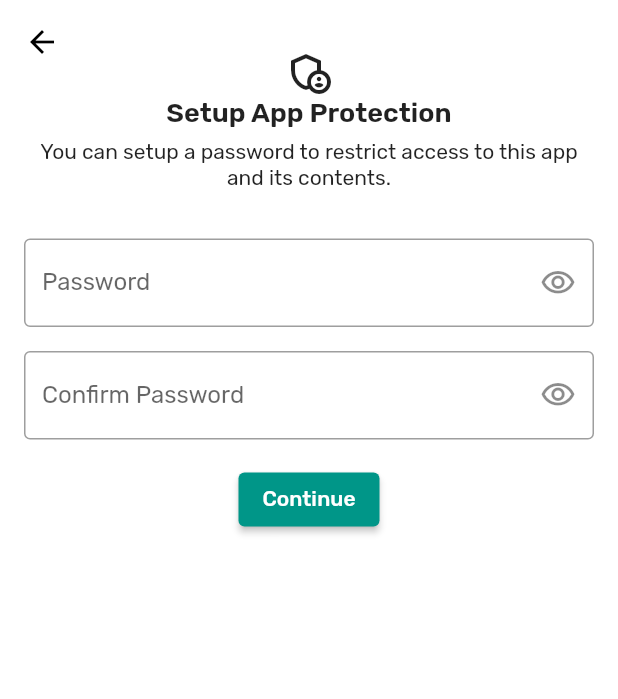
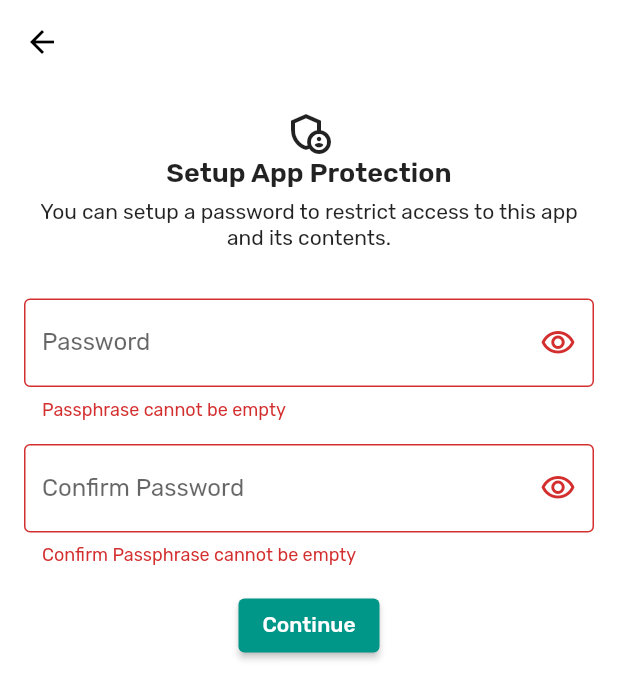
Before and after one commit to icabetong/openauth, a Flutter app: the ProtectionPage screen opened directly, after a tap on "Continue", on a phone screen of 412 x 824 dp. Shown: the top 699 px of the screen. Run offline on Flutter 3.47's test engine with Material 2 defaults, Android fonts, the phone set to English and light mode, and no system bars; our stand-ins replace flutter_secure_storage, hive, hive_flutter, settings_ui, shared_preferences; missing offline and left inert: otp, qr_code_scanner; accounts and stored records are empty; generated files the repository leaves out were written again.

Commit message:
App Protection Mechanism

```diff
--- a/lib/locales/app_en.arb
+++ b/lib/locales/app_en.arb
@@ -34,9 +34,13 @@
     "error_name_cant_be_empty": "Name cannot be empty",
     "error_issuer_cant_be_empty": "Issuer cannot be empty",
     "error_secret_cant_be_empty": "Secrets cannot be empty",
+    "error_passphrase_empty": "Passphrase cannot be empty",
+    "error_confirm_passphrase_empty": "Confirm Passphrase cannot be empty",
+    "error_passphrase_not_matched": "Passphrase do not match",
     "empty_accounts": "There's nothing here",
     "empty_accounts_subtitle": "Generated OTPs for your accounts are shown here. Tap the button below to add an account.",
     "settings_group_display": "Display",
+    "settings_group_behavior": "Behavior",
     "settings_group_security": "Security",
     "settings_theme": "Theme",
     "settings_theme_light": "Light",
@@ -44,6 +48,8 @@
     "settings_theme_amoled": "AMOLED Black",
     "settings_theme_dracula": "Dracula",
     "settings_theme_nord": "Nord",
+    "settings_tap_to_copy": "Tap to Copy",
+    "settings_tap_to_copy_subtitle": "Tap on the code to copy it to the clipboard.",
     "settings_hide_secrets": "Hide Secrets",
     "settings_hide_secrets_subtitle": "Hide secrets with obscuring characters",
     "settings_access_protection": "Access Protection",
--- a/lib/auth/protection_page.dart
+++ b/lib/settings/other/protection_page.dart
@@ -1,5 +1,6 @@
 import 'package:flutter/material.dart';
 import 'package:flutter_gen/gen_l10n/translations.dart';
+import 'package:openauth/settings/provider.dart';
 
 class ProtectionPage extends StatefulWidget {
   const ProtectionPage({Key? key}) : super(key: key);
@@ -9,12 +10,19 @@ class ProtectionPage extends StatefulWidget {
 }
 
 class _ProtectionPageState extends State<ProtectionPage> {
-  final _formKey = GlobalKey();
+  final _formKey = GlobalKey<FormState>();
   final _passwordController = TextEditingController();
   final _confirmPasswordController = TextEditingController();
 
   bool _isPasswordVisible = false;
   bool _isConfirmPasswordVisible = false;
+
+  void _onSavePassphrase() async {
+    if (_formKey.currentState!.validate()) {
+      await PassphraseHandler.setPassphrase(_passwordController.text);
+      Navigator.pop(context, true);
+    }
+  }
 
   @override
   Widget build(BuildContext context) {
@@ -22,15 +30,13 @@ class _ProtectionPageState extends State<ProtectionPage> {
       onWillPop: _onWillPop,
       child: SafeArea(
         child: Scaffold(
-          extendBodyBehindAppBar: true,
           appBar: AppBar(
             elevation: 0,
-            backgroundColor: Colors.transparent,
+            backgroundColor: Theme.of(context).scaffoldBackgroundColor,
           ),
           body: SingleChildScrollView(
             child: Padding(
-                padding:
-                    const EdgeInsets.symmetric(vertical: 32, horizontal: 16),
+                padding: const EdgeInsets.all(16),
                 child: Form(
                   key: _formKey,
                   child: Center(
@@ -69,6 +75,18 @@ class _ProtectionPageState extends State<ProtectionPage> {
                               border: const OutlineInputBorder(),
                               labelText:
                                   Translations.of(context)!.field_password),
+                          validator: (value) {
+                            if (value != null && value.trim().isEmpty) {
+                              return Translations.of(context)!
+                                  .error_passphrase_empty;
+                            } else if (value !=
+                                _confirmPasswordController.text) {
+                              return Translations.of(context)!
+                                  .error_passphrase_not_matched;
+                            }
+
+                            return null;
+                          },
                         ),
                         const SizedBox(height: 16),
                         TextFormField(
@@ -89,10 +107,21 @@ class _ProtectionPageState extends State<ProtectionPage> {
                               border: const OutlineInputBorder(),
                               labelText: Translations.of(context)!
                                   .field_confirm_password),
+                          validator: (value) {
+                            if (value != null && value.trim().isEmpty) {
+                              return Translations.of(context)!
+                                  .error_confirm_passphrase_empty;
+                            } else if (value != _passwordController.text) {
+                              return Translations.of(context)!
+                                  .error_passphrase_not_matched;
+                            }
+
+                            return null;
+                          },
                         ),
                         const SizedBox(height: 16),
                         ElevatedButton(
-                            onPressed: () {},
+                            onPressed: _onSavePassphrase,
                             child:
                                 Text(Translations.of(context)!.button_continue))
                       ],
```
Also changed, not shown: lib/auth/unlock_page.dart (added, +15 -0 lines), lib/entry/entry_input_page.dart (+33 -4 lines), lib/settings/provider.dart (+18 -0 lines), lib/settings/settings.dart (+15 -1 lines), 3 other files.
